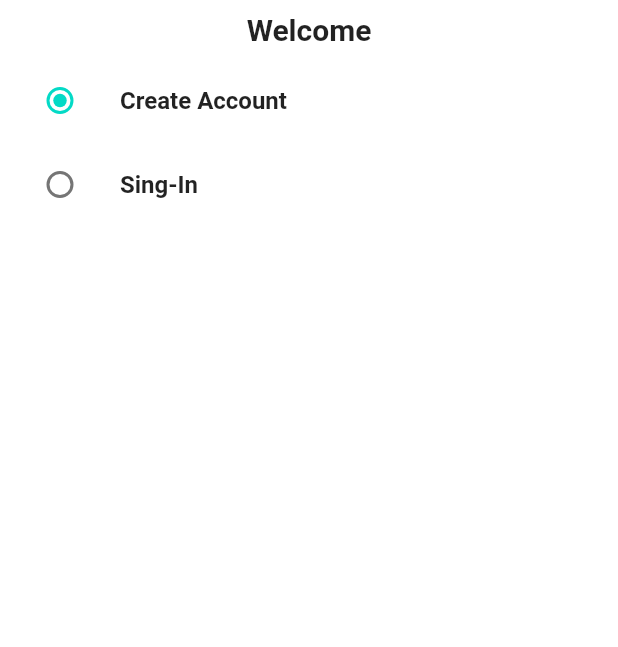
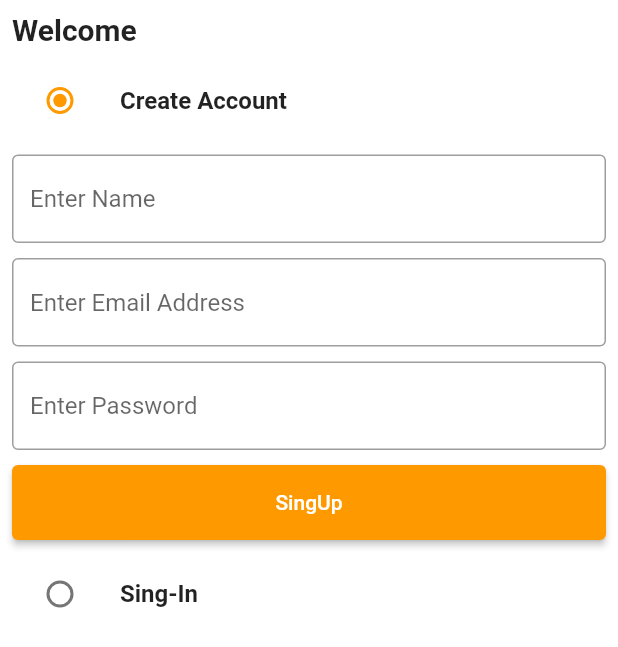
Before and after one commit to oussama3422/amazon_clone, a Flutter app: the AuthScreen screen opened by its route, on a phone screen of 412 x 824 dp. Shown: the top 647 px of the screen. Run offline on Flutter 3.47's test engine with Material 2 defaults, Android fonts, the phone set to English and light mode, and no system bars.

Commit message:
another_commit

```diff
--- /dev/null
+++ b/lib/common/custom_button.dart
@@ -0,0 +1,18 @@
+import 'package:flutter/material.dart';
+
+class CustomButton extends StatelessWidget {
+  const CustomButton({super.key,required this.text,required this.onPressed});
+  final Function() onPressed;
+  final String text;
+
+  @override
+  Widget build(BuildContext context) {
+    return ElevatedButton(
+      onPressed: onPressed,
+      style: ElevatedButton.styleFrom(
+        minimumSize: const Size(double.infinity,50)
+      ),
+      child: Text(text),
+    );
+  }
+}
--- /dev/null
+++ b/lib/common/widgets/custom_text_field.dart
@@ -0,0 +1,23 @@
+import 'package:flutter/material.dart';
+
+class CustomTextField extends StatelessWidget {
+  const CustomTextField({super.key,required this.controller,required this.hintTitle});
+  final TextEditingController controller;
+  final String hintTitle;
+  @override
+  Widget build(BuildContext context) {
+    return TextFormField(
+      controller:controller ,
+      decoration: InputDecoration(
+        hintText: hintTitle,
+        border:const OutlineInputBorder(
+          borderSide: BorderSide(color: Colors.black38)
+        ),
+        enabledBorder:const OutlineInputBorder(
+          borderSide: BorderSide(color: Colors.black38)
+        ),
+      ),
+
+    );
+  }
+}
--- a/lib/features/auth/auth_screen.dart
+++ b/lib/features/auth/auth_screen.dart
@@ -1,3 +1,5 @@
+import 'package:amazon_clone/common/custom_button.dart';
+import 'package:amazon_clone/common/widgets/custom_text_field.dart';
 import 'package:amazon_clone/contants/global_variables.dart';
 import 'package:flutter/material.dart';
 
@@ -14,12 +16,25 @@ class AuthScreen extends StatefulWidget {
 
 class _AuthScreenState extends State<AuthScreen> {
   Auth auth=Auth.singUp;
+  final singupFormKey=GlobalKey<FormState>();
+  final singinFormKey=GlobalKey<FormState>();
+  final TextEditingController emailcontoller=TextEditingController();
+  final TextEditingController passwordlcontoller=TextEditingController();
+  final TextEditingController namecontroller=TextEditingController();
+  @override
+  void dispose() {
+    emailcontoller.dispose();
+    passwordlcontoller.dispose();
+    namecontroller.dispose();
+    super.dispose();
+  }
   @override
   Widget build(BuildContext context) {
     return  Scaffold(
       backgroundColor: GlobalVariables.backgroundColor,
         body: SafeArea(
           child:Column(
+            crossAxisAlignment: CrossAxisAlignment.start,
             children: [
                const Padding(
                 padding:  EdgeInsets.all(8.0),
@@ -29,23 +44,70 @@ class _AuthScreenState extends State<AuthScreen> {
                   ),
               ),
               ListTile(
+                tileColor: auth==Auth.singUp?GlobalVariables.backgroundColor:GlobalVariables.greyBackgroundCOlor,
                 title:const Text('Create Account',style:TextStyle(fontWeight: FontWeight.bold)),
                 leading: Radio(
+                  activeColor: GlobalVariables.secondaryColor,
                   value: Auth.singUp,
                   groupValue: auth,
-                  onChanged: (Auth? val)=>{
-                    auth=val!
-                    }),
+                  onChanged: (val){
+                    setState((){
+                       auth=val!;
+                      });
+                    }
+                    ),
               ),
+              if (auth==Auth.singUp)
+                Container(
+                  padding: const EdgeInsets.all(8),
+                  color: GlobalVariables.backgroundColor,
+                  child: Form(
+                    key: singupFormKey,
+                    child: Column(
+                    children: [
+                       CustomTextField(controller:namecontroller,hintTitle: 'Enter Name',),
+                       const SizedBox(height: 10),
+                       CustomTextField(controller:emailcontoller,hintTitle: 'Enter Email Address',),
+                       const SizedBox(height: 10),
+                       CustomTextField(controller:passwordlcontoller,hintTitle: 'Enter Password',),
+                       const SizedBox(height: 10),
+                       CustomButton(text: 'SingUp', onPressed: (){})
+
+                    ],
+                  )
+                  ),
+                ),
+                if (auth==Auth.singIn)
+                Container(
+                  padding: const EdgeInsets.all(8),
+                  color: GlobalVariables.backgroundColor,
+                  child: Form(
+                    key: singupFormKey,
+                    child: Column(
+                    children: [
+                       CustomTextField(controller:emailcontoller,hintTitle: 'Enter Email Address',),
+                       const SizedBox(height: 10),
+                       CustomTextField(controller:passwordlcontoller,hintTitle: 'Enter Password',),
+                       const SizedBox(height: 10),
+                       CustomButton(text: 'SingIn', onPressed: (){})
+
+                    ],
+                  )
+                  ),
+                ),
               ListTile(
+                tileColor: auth==Auth.singUp?GlobalVariables.backgroundColor:GlobalVariables.greyBackgroundCOlor,
                 title:const Text('Sing-In',style:TextStyle(fontWeight: FontWeight.bold)),
                 leading: Radio(
                   value: Auth.singIn,
                   groupValue: auth,
-                  onChanged: (Auth? val)=>{
-                    auth=val!
+                  onChanged: (val){
+                    setState((){
+                      auth=val!;
+                    });
                     }),
               ),
+
             ],
           ) ,
 
```
Also changed, not shown: 5 other files.
